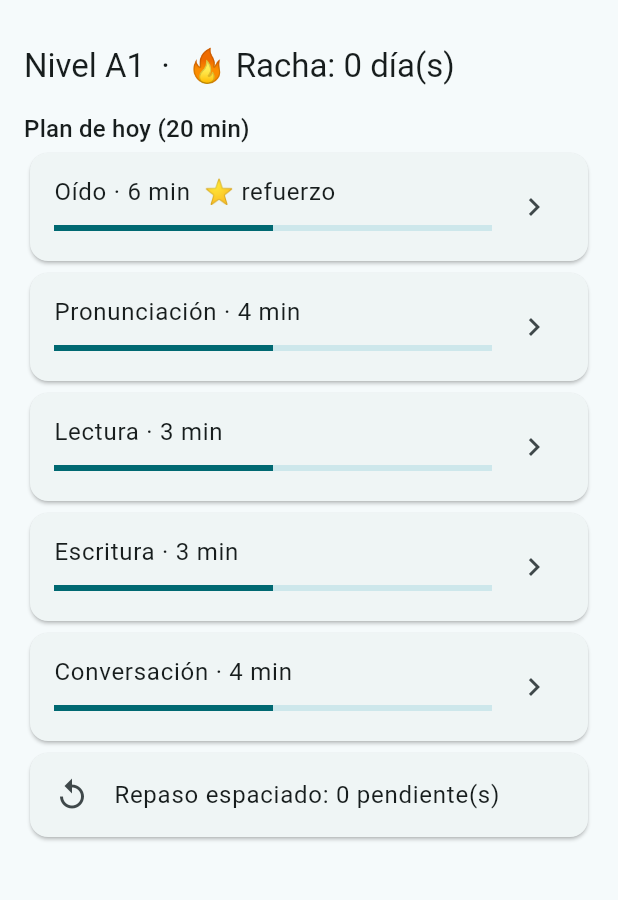
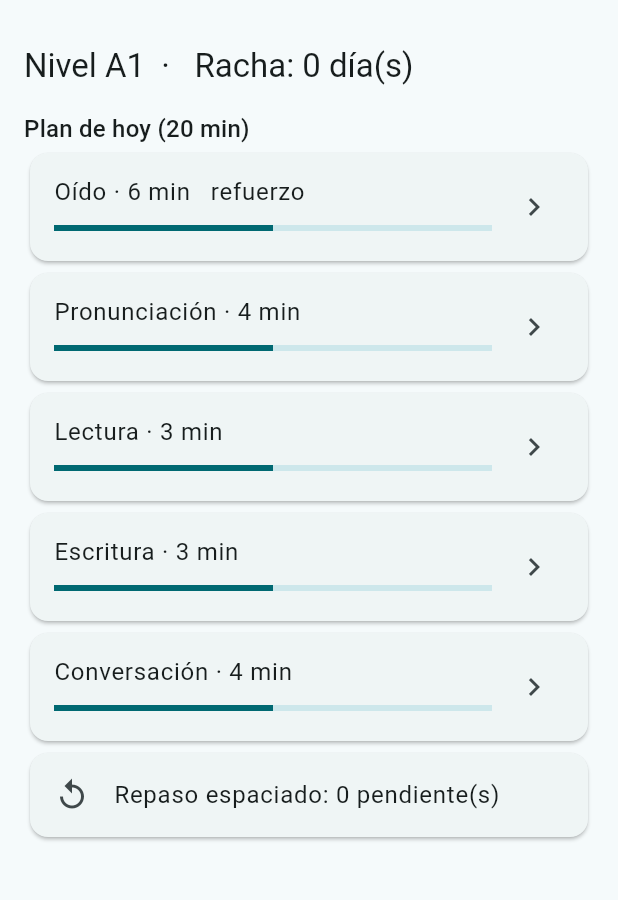
Before and after one commit to 1225100305oecg-art/Habla-Ingles-IA, a Flutter app: the screen it shows after launch, on a phone screen of 412 x 824 dp, the part 63-963 px from its top. Run offline on Flutter 3.47's test engine with Material 3 defaults, Android fonts, the phone set to English and light mode, and no system bars; our stand-ins replace flutter_tts, shared_preferences, speech_to_text.

Commit message:
Update pantalla_inicio.dart

```diff
--- a/lib/presentacion/pantallas/pantalla_inicio.dart
+++ b/lib/presentacion/pantallas/pantalla_inicio.dart
@@ -31,13 +31,13 @@ class PantallaInicio extends StatelessWidget {
       body: ListenableBuilder(
         listenable: vm,
         builder: (context, _) => ListView(padding: const EdgeInsets.all(16), children: [
-          Text('Nivel ${vm.nivel.etiqueta}  ·  🔥 Racha: ${vm.progreso.racha} día(s)',
+          Text('Nivel ${vm.nivel.etiqueta}  ·   Racha: ${vm.progreso.racha} día(s)',
               style: Theme.of(context).textTheme.titleLarge),
           const SizedBox(height: 8),
           if (vm.puedeSubirDeNivel)
             Card(
               child: ListTile(
-                title: const Text('🎉 ¡Dominas este nivel!'),
+                title: const Text(' ¡Dominas este nivel!'),
                 subtitle: Text('Pasa a ${vm.nivel.siguiente!.etiqueta}'),
                 trailing: FilledButton(onPressed: vm.subirDeNivel, child: const Text('Subir')),
               ),
@@ -48,7 +48,7 @@ class PantallaInicio extends StatelessWidget {
           for (final b in vm.plan)
             Card(
               child: ListTile(
-                title: Text('${b.habilidad.nombre} · ${b.minutos} min${b.esRefuerzo ? "  ⭐ refuerzo" : ""}'),
+                title: Text('${b.habilidad.nombre} · ${b.minutos} min${b.esRefuerzo ? "   refuerzo" : ""}'),
                 subtitle: LinearProgressIndicator(value: vm.progreso.dominioDe(b.habilidad)),
                 trailing: const Icon(Icons.chevron_right),
                 onTap: () => _ir(context, _destino(b.habilidad)),
```
